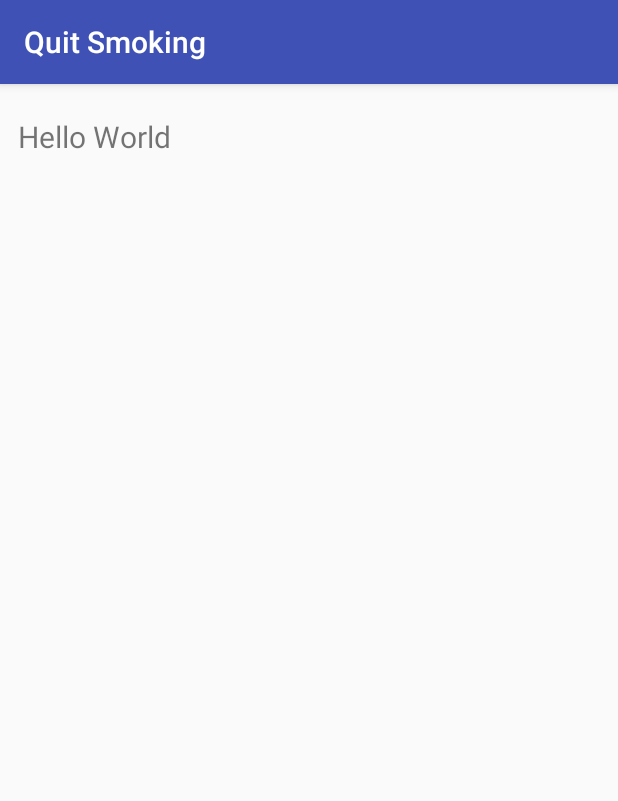
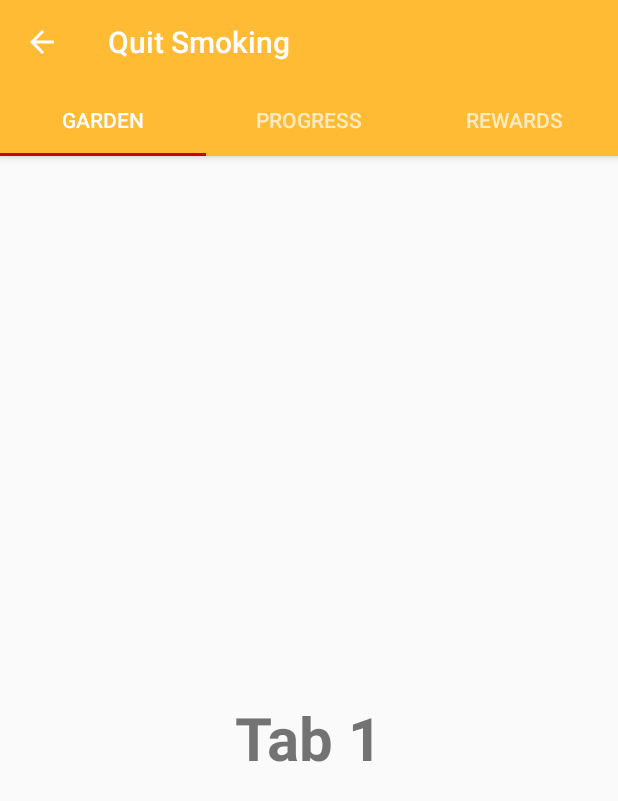
Before and after one commit to abhin2149/Quit-Smoking, an Android app: the screen it shows after launch (MainActivity before the commit, MainScreenActivity after it), on a phone screen of 412 x 824 dp. Shown: the top 801 px of the screen. Run offline under Robolectric (Android 15) with nearby library versions, the phone set to English and light mode, and no system bars.

Commit message:
Layout created

```diff
--- a/app/build.gradle
+++ b/app/build.gradle
@@ -22,6 +22,11 @@ dependencies {
     implementation fileTree(dir: 'libs', include: ['*.jar'])
     implementation 'com.android.support:appcompat-v7:28.0.0'
     implementation 'com.android.support.constraint:constraint-layout:1.1.3'
+    implementation 'com.google.firebase:firebase-database:16.0.3'
+    implementation 'com.android.support:appcompat-v7:28.+'
+    implementation 'com.android.support.constraint:constraint-layout:+'
+    implementation 'com.android.support:design:27.1.0'
+    implementation 'com.android.support:cardview-v7:28.0.0-rc01'
     testImplementation 'junit:junit:4.12'
     androidTestImplementation 'com.android.support.test:runner:1.0.2'
     androidTestImplementation 'com.android.support.test.espresso:espresso-core:3.0.2'
--- a/app/src/main/AndroidManifest.xml
+++ b/app/src/main/AndroidManifest.xml
@@ -9,13 +9,15 @@
         android:roundIcon="@mipmap/ic_launcher_round"
         android:supportsRtl="true"
         android:theme="@style/AppTheme">
-        <activity android:name=".MainActivity">
+        <activity android:name=".MainScreenActivity"
+            android:theme="@style/AppFullScreenTheme">
             <intent-filter>
                 <action android:name="android.intent.action.MAIN" />
 
                 <category android:name="android.intent.category.LAUNCHER" />
             </intent-filter>
         </activity>
+        <activity android:name=".MainActivity"></activity>
     </application>
 
 </manifest>
--- /dev/null
+++ b/app/src/main/java/com/example/abhinav/quitsmoking/Fragments/Tab1Fragment.java
@@ -0,0 +1,30 @@
+package com.example.abhinav.quitsmoking.Fragments;
+
+import android.os.Bundle;
+import android.support.v4.app.Fragment;
+import android.view.LayoutInflater;
+import android.view.View;
+import android.view.ViewGroup;
+
+import com.example.abhinav.quitsmoking.R;
+
+/**
+ * Created by ashu on 26-10-2018.
+ */
+
+public class Tab1Fragment extends Fragment {
+    public Tab1Fragment() {
+    }
+
+    @Override
+    public void onCreate(Bundle savedInstanceState) {
+        super.onCreate(savedInstanceState);
+    }
+
+    @Override
+    public View onCreateView(LayoutInflater inflater, ViewGroup container,
+                             Bundle savedInstanceState) {
+        // Inflate the layout for this fragment
+        return inflater.inflate(R.layout.fragment_one, container, false);
+    }
+}
--- /dev/null
+++ b/app/src/main/java/com/example/abhinav/quitsmoking/Fragments/Tab2Fragment.java
@@ -0,0 +1,34 @@
+package com.example.abhinav.quitsmoking.Fragments;
+
+import android.os.Bundle;
+import android.support.v4.app.Fragment;
+import android.view.LayoutInflater;
+import android.view.View;
+import android.view.ViewGroup;
+
+import com.example.abhinav.quitsmoking.R;
+
+/**
+ * Created by ashu on 26-10-2018.
+ */
+
+public class Tab2Fragment extends Fragment {
+
+    public Tab2Fragment() {
+    }
+
+    @Override
+    public void onCreate(Bundle savedInstanceState) {
+        super.onCreate(savedInstanceState);
+    }
+
+    @Override
+    public View onCreateView(LayoutInflater inflater, ViewGroup container,
+                             Bundle savedInstanceState) {
+        // Inflate the layout for this fragment
+        return inflater.inflate(R.layout.fragment_two, container, false);
+
+
+
+    }
+}
--- /dev/null
+++ b/app/src/main/java/com/example/abhinav/quitsmoking/Fragments/Tab3Fragment.java
@@ -0,0 +1,31 @@
+package com.example.abhinav.quitsmoking.Fragments;
+
+import android.os.Bundle;
+import android.support.v4.app.Fragment;
+import android.view.LayoutInflater;
+import android.view.View;
+import android.view.ViewGroup;
+
+import com.example.abhinav.quitsmoking.R;
+
+/**
+ * Created by ashu on 26-10-2018.
+ */
+
+public class Tab3Fragment extends Fragment {
+
+    public Tab3Fragment() {
+    }
+
+    @Override
+    public void onCreate(Bundle savedInstanceState) {
+        super.onCreate(savedInstanceState);
+    }
+
+    @Override
+    public View onCreateView(LayoutInflater inflater, ViewGroup container,
+                             Bundle savedInstanceState) {
+        // Inflate the layout for this fragment
+        return inflater.inflate(R.layout.fragment_three, container, false);
+    }
+}
--- /dev/null
+++ b/app/src/main/java/com/example/abhinav/quitsmoking/MainScreenActivity.java
@@ -0,0 +1,81 @@
+package com.example.abhinav.quitsmoking;
+
+import android.os.Bundle;
+import android.support.design.widget.TabLayout;
+import android.support.v4.app.Fragment;
+import android.support.v4.app.FragmentManager;
+import android.support.v4.app.FragmentPagerAdapter;
+import android.support.v4.view.ViewPager;
+import android.support.v7.app.AppCompatActivity;
+import android.support.v7.widget.Toolbar;
+
+import com.example.abhinav.quitsmoking.Fragments.Tab1Fragment;
+import com.example.abhinav.quitsmoking.Fragments.Tab2Fragment;
+import com.example.abhinav.quitsmoking.Fragments.Tab3Fragment;
+
+import java.util.ArrayList;
+import java.util.List;
+
+public class MainScreenActivity extends AppCompatActivity {
+
+    private Toolbar toolbar;
+    private TabLayout tabLayout;
+    private ViewPager viewPager;
+
+    @Override
+    protected void onCreate(Bundle savedInstanceState) {
+        super.onCreate(savedInstanceState);
+        setContentView(R.layout.activity_main_screen);
+
+        toolbar = (Toolbar) findViewById(R.id.toolbar);
+        setSupportActionBar(toolbar);
+
+        getSupportActionBar().setDisplayHomeAsUpEnabled(true);
+
+        viewPager = (ViewPager) findViewById(R.id.viewpager);
+        setupViewPager(viewPager);
+
+        tabLayout = (TabLayout) findViewById(R.id.tabs);
+        tabLayout.setupWithViewPager(viewPager);
+    }
+
+    private void setupViewPager(ViewPager viewPager) {
+        ViewPagerAdapter adapter = new ViewPagerAdapter(getSupportFragmentManager());
+        adapter.addFragment(new Tab1Fragment(), "GARDEN");
+        adapter.addFragment(new Tab2Fragment(), "PROGRESS");
+        adapter.addFragment(new Tab3Fragment(), "REWARDS");
+        viewPager.setAdapter(adapter);
+    }
+
+    class ViewPagerAdapter extends FragmentPagerAdapter {
+        private final List<Fragment> mFragmentList = new ArrayList<>();
+        private final List<String> mFragmentTitleList = new ArrayList<>();
+
+        public ViewPagerAdapter(FragmentManager manager) {
+            super(manager);
+        }
+
+        @Override
+        public Fragment getItem(int position) {
+            return mFragmentList.get(position);
+        }
+
+        @Override
+        public int getCount() {
+            return mFragmentList.size();
+        }
+
+        public void addFragment(Fragment fragment, String title) {
+            mFragmentList.add(fragment);
+            mFragmentTitleList.add(title);
+        }
+
+        @Override
+        public CharSequence getPageTitle(int position) {
+            return mFragmentTitleList.get(position);
+        }
+    }
+
+
+
+}
--- /dev/null
+++ b/app/src/main/res/layout/activity_main_screen.xml
@@ -0,0 +1,32 @@
+<android.support.design.widget.CoordinatorLayout xmlns:android="http://schemas.android.com/apk/res/android"
+    xmlns:app="http://schemas.android.com/apk/res-auto"
+    android:layout_width="match_parent"
+    android:layout_height="match_parent">
+
+    <android.support.design.widget.AppBarLayout
+        android:layout_width="match_parent"
+        android:layout_height="wrap_content"
+        android:theme="@style/ThemeOverlay.AppCompat.Dark.ActionBar">
+
+        <android.support.v7.widget.Toolbar
+            android:id="@+id/toolbar"
+            android:layout_width="match_parent"
+            android:layout_height="?attr/actionBarSize"
+            android:background="?attr/colorPrimary"
+            app:layout_scrollFlags="scroll|enterAlways"
+            app:popupTheme="@style/ThemeOverlay.AppCompat.Light" />
+
+        <android.support.design.widget.TabLayout
+            android:id="@+id/tabs"
+            android:layout_width="match_parent"
+            android:layout_height="wrap_content"
+            app:tabMode="fixed"
+            app:tabGravity="fill"/>
+    </android.support.design.widget.AppBarLayout>
+
+    <android.support.v4.view.ViewPager
+        android:id="@+id/viewpager"
+        android:layout_width="match_parent"
+        android:layout_height="match_parent"
+        app:layout_behavior="@string/appbar_scrolling_view_behavior"  />
+</android.support.design.widget.CoordinatorLayout>
--- /dev/null
+++ b/app/src/main/res/layout/fragment_one.xml
@@ -0,0 +1,15 @@
+<RelativeLayout xmlns:android="http://schemas.android.com/apk/res/android"
+    xmlns:tools="http://schemas.android.com/tools"
+    android:layout_width="match_parent"
+    android:layout_height="match_parent"
+>
+
+    <TextView
+        android:layout_width="wrap_content"
+        android:layout_height="wrap_content"
+        android:text="Tab 1"
+        android:textSize="40dp"
+        android:textStyle="bold"
+        android:layout_centerInParent="true"/>
+
+</RelativeLayout>
--- a/app/src/main/res/values/styles.xml
+++ b/app/src/main/res/values/styles.xml
@@ -8,4 +8,14 @@
         <item name="colorAccent">@color/colorAccent</item>
     </style>
 
+    <style name="AppFullScreenTheme" parent="Theme.AppCompat.Light.NoActionBar">
+        <item name="android:windowNoTitle">true</item>
+        <item name="android:windowActionBar">false</item>
+        <item name="android:windowFullscreen">false</item>
+        <item name="android:windowContentOverlay">@null</item>
+        <item name="colorPrimary">@android:color/holo_orange_light</item>
+        <item name="colorPrimaryDark">@android:color/holo_orange_dark</item>
+        <item name="colorAccent">@android:color/holo_red_dark</item>
+    </style>
+
 </resources>
```
Also changed, not shown: app/src/main/res/drawable-v24/circle_shape.xml (added, +10 -0 lines), app/src/main/res/drawable-v24/circular.xml (added, +15 -0 lines), app/src/main/res/layout/fragment_three.xml (added, +15 -0 lines), app/src/main/res/layout/fragment_two.xml (added, +71 -0 lines).
